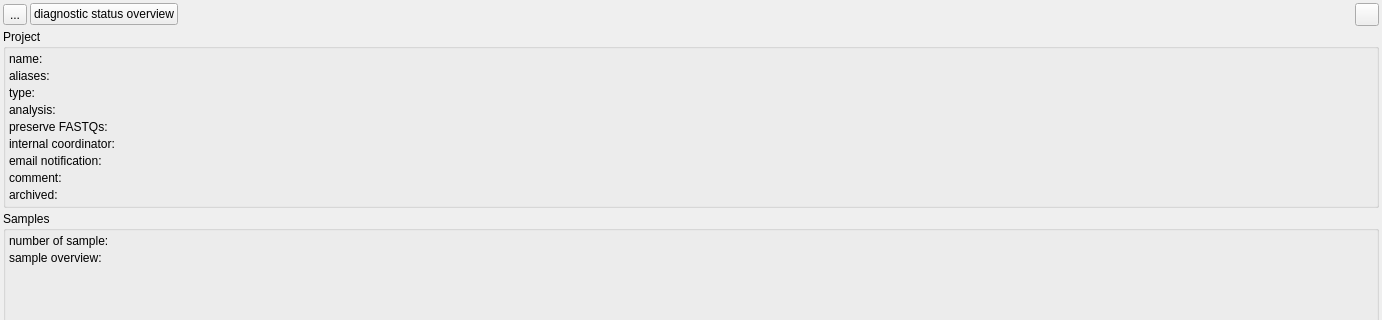
Old version of the form src/GSvar/ProjectWidget.ui in the repository imgag/ngs-bits; both pictures show x 0 to 1382 and y 0 to 320 of the 1382 by 564 pixel window.
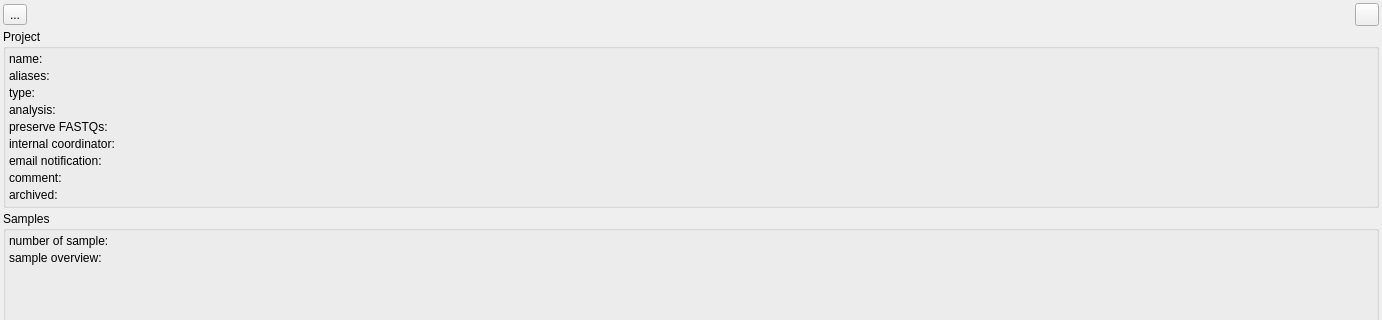
New version of the form. Icons and pictures are not drawn.

Commit message: GSvar: removed diagnostic status overview dialog from project tab.

```diff
--- a/src/GSvar/ProjectWidget.ui
+++ b/src/GSvar/ProjectWidget.ui
@@ -31,6 +31,9 @@
    </property>
    <item>
     <layout class="QHBoxLayout" name="horizontalLayout">
+     <property name="spacing">
+      <number>3</number>
+     </property>
      <item>
       <widget class="QToolButton" name="edit_btn">
        <property name="text">
@@ -42,13 +45,6 @@
        </property>
       </widget>
      </item>
-     <item>
-      <widget class="QPushButton" name="diag_btn">
-       <property name="text">
-        <string>diagnostic status overview</string>
-       </property>
-      </widget>
-     </item>
      <item>
       <spacer name="horizontalSpacer">
        <property name="orientation">
```
The commit also changes 6 other files.
